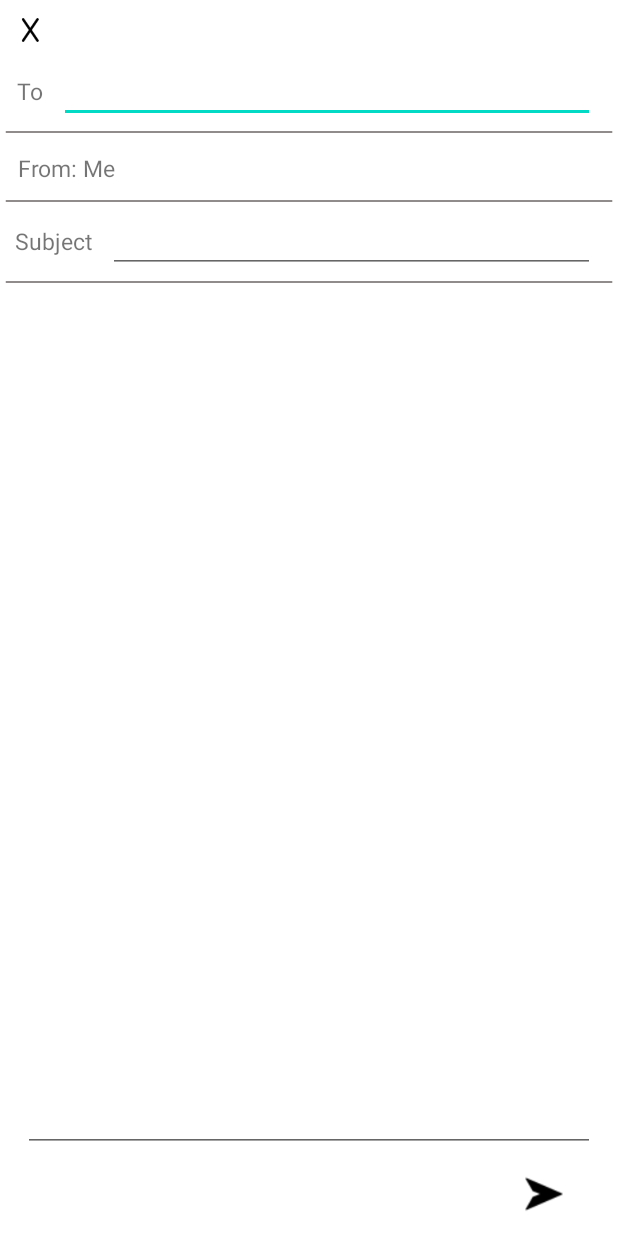
After one commit to EynavP/SimpleEmail, an Android app: the NewEmail screen opened directly, with no data from a screen before it, on a phone screen of 412 x 824 dp. The commit adds this screen. Run offline under Robolectric (Android 15) with nearby library versions, the phone set to English and light mode, and no system bars.

Commit message:
new email ui

```diff
--- a/SimpleEmail/app/src/main/AndroidManifest.xml
+++ b/SimpleEmail/app/src/main/AndroidManifest.xml
@@ -9,6 +9,9 @@
         android:roundIcon="@mipmap/ic_launcher_round"
         android:supportsRtl="true"
         android:theme="@style/Theme.SimpleEmail">
+        <activity
+            android:name=".NewEmail"
+            android:exported="false" />
         <activity
             android:name=".EmailDetails"
             android:exported="false" />
--- /dev/null
+++ b/SimpleEmail/app/src/main/java/com/example/simpleemail/NewEmail.java
@@ -0,0 +1,14 @@
+package com.example.simpleemail;
+
+import androidx.appcompat.app.AppCompatActivity;
+
+import android.os.Bundle;
+
+public class NewEmail extends AppCompatActivity {
+
+    @Override
+    protected void onCreate(Bundle savedInstanceState) {
+        super.onCreate(savedInstanceState);
+        setContentView(R.layout.activity_new_email);
+    }
+}
--- a/SimpleEmail/app/src/main/res/drawable/seperation_line.xml
+++ b/SimpleEmail/app/src/main/res/drawable/seperation_line.xml
@@ -19,7 +19,7 @@
     <path
         android:pathData="M0.5 0.5H404.501H0.5Z"
         android:strokeWidth="1"
-        android:strokeColor="#000000"
+        android:strokeColor="#918C8C"
         />
 
 </vector>
--- /dev/null
+++ b/SimpleEmail/app/src/main/res/layout/activity_new_email.xml
@@ -0,0 +1,133 @@
+<?xml version="1.0" encoding="utf-8"?>
+<androidx.constraintlayout.widget.ConstraintLayout xmlns:android="http://schemas.android.com/apk/res/android"
+    xmlns:app="http://schemas.android.com/apk/res-auto"
+    xmlns:tools="http://schemas.android.com/tools"
+    android:layout_width="match_parent"
+    android:layout_height="match_parent"
+    tools:context=".NewEmail">
+
+
+    <LinearLayout
+
+        android:layout_width="match_parent"
+        android:layout_height="match_parent"
+        app:layout_constraintBottom_toBottomOf="parent"
+        app:layout_constraintEnd_toEndOf="parent"
+        app:layout_constraintStart_toStartOf="parent"
+        app:layout_constraintTop_toTopOf="parent"
+        android:orientation="vertical">
+
+        <ImageView
+            android:id="@+id/close_btn"
+            android:layout_width="20dp"
+            android:layout_height="20dp"
+            android:src="@drawable/ic_x"
+            android:layout_marginTop="10dp"
+            android:layout_marginLeft="10dp"
+            android:layout_marginBottom="10dp"/>
+
+        <LinearLayout
+            android:id="@+id/toLL"
+            android:layout_width="match_parent"
+            android:layout_height="wrap_content"
+            android:orientation="horizontal">
+            <TextView
+                android:id="@+id/to_title"
+                android:layout_width="wrap_content"
+                android:layout_height="match_parent"
+                android:text="To"
+                android:textSize="15sp"
+                android:layout_weight="1"
+                android:paddingTop="10dp"
+                android:textAlignment="center"/>
+            <EditText
+                android:id="@+id/to_value"
+                android:layout_width="wrap_content"
+                android:layout_height="match_parent"
+                android:textSize="15sp"
+                android:layout_weight="15"
+                android:textAlignment="textStart"
+                android:layout_marginRight="15sp"/>
+        </LinearLayout>
+        <ImageView
+            android:layout_width="match_parent"
+            android:layout_height="wrap_content"
+            android:src="@drawable/seperation_line"
+            android:layout_marginTop="5dp"
+            android:layout_marginBottom="5dp"/>
+        <LinearLayout
+            android:id="@+id/FromLL"
+            android:layout_width="match_parent"
+            android:layout_height="wrap_content"
+            android:orientation="horizontal">
+            <TextView
+                android:id="@+id/from_title"
+                android:layout_width="wrap_content"
+                android:layout_height="match_parent"
+                android:text="@string/from_me"
+                android:textSize="15sp"
+                android:layout_weight="1"
+                android:layout_marginTop="7dp"
+                android:layout_marginBottom="5dp"
+                android:paddingStart="12dp"/>
+        </LinearLayout>
+
+        <ImageView
+            android:layout_width="match_parent"
+            android:layout_height="wrap_content"
+            android:src="@drawable/seperation_line"
+            android:layout_marginTop="5dp"
+            android:layout_marginBottom="5dp"/>
+
+        <LinearLayout
+            android:id="@+id/subjectLL"
+            android:layout_width="match_parent"
+            android:layout_height="wrap_content"
+            android:orientation="horizontal">
+            <TextView
+                android:id="@+id/subject_title"
+                android:layout_width="wrap_content"
+                android:layout_height="match_parent"
+                android:text="@string/subject"
+                android:textSize="15sp"
+                android:layout_weight="1"
+                android:paddingTop="10dp"
+                android:textAlignment="center"/>
+            <EditText
+                android:id="@+id/subject_value"
+                android:layout_width="wrap_content"
+                android:layout_height="match_parent"
+                android:textSize="15sp"
+                android:layout_weight="15"
+                android:textAlignment="textStart"
+                android:layout_marginRight="15sp"/>
+        </LinearLayout>
+        <ImageView
+            android:layout_width="match_parent"
+            android:layout_height="wrap_content"
+            android:src="@drawable/seperation_line"
+            android:layout_marginTop="5dp"
+            android:layout_marginBottom="5dp"/>
+
+        <EditText
+            android:id="@+id/compose_email_value"
+            android:layout_width="match_parent"
+            android:layout_height="347dp"
+            android:layout_marginStart="15dp"
+            android:layout_marginEnd="15dp"
+            android:layout_marginBottom="15dp"
+            android:layout_weight="15"
+            android:textAlignment="textStart"
+            android:textSize="15sp" />
+
+        <androidx.appcompat.widget.AppCompatButton
+            android:id="@+id/send_btn"
+            android:layout_width="25dp"
+            android:layout_height="25dp"
+            android:background="@drawable/ic_send"
+            android:layout_marginLeft="350dp"
+            android:layout_marginBottom="15dp"/>
+
+    </LinearLayout>
+
+</androidx.constraintlayout.widget.ConstraintLayout>
--- a/SimpleEmail/app/src/main/res/values/strings.xml
+++ b/SimpleEmail/app/src/main/res/values/strings.xml
@@ -2,12 +2,14 @@
     <string name="app_name">SimpleEmail</string>
     <string name="time">time</string>
     <string name="sender">sender</string>
-    <string name="subject">subject</string>
+    <string name="subject">Subject</string>
     <string name="details">details</string>
     <string name="to_me">to me</string>
     <string name="content">Content</string>
     <string name="primary">PRIMARY</string>
     <string name="mail">Mail</string>
     <string name="Add">New</string>
+    <string name="from_me">From: Me</string>
+    <string name="send">Send</string>
 
 </resources>
```
Also changed, not shown: SimpleEmail/app/src/main/res/drawable/ic_send.png (added), SimpleEmail/app/src/main/res/drawable/ic_x.png (added).
